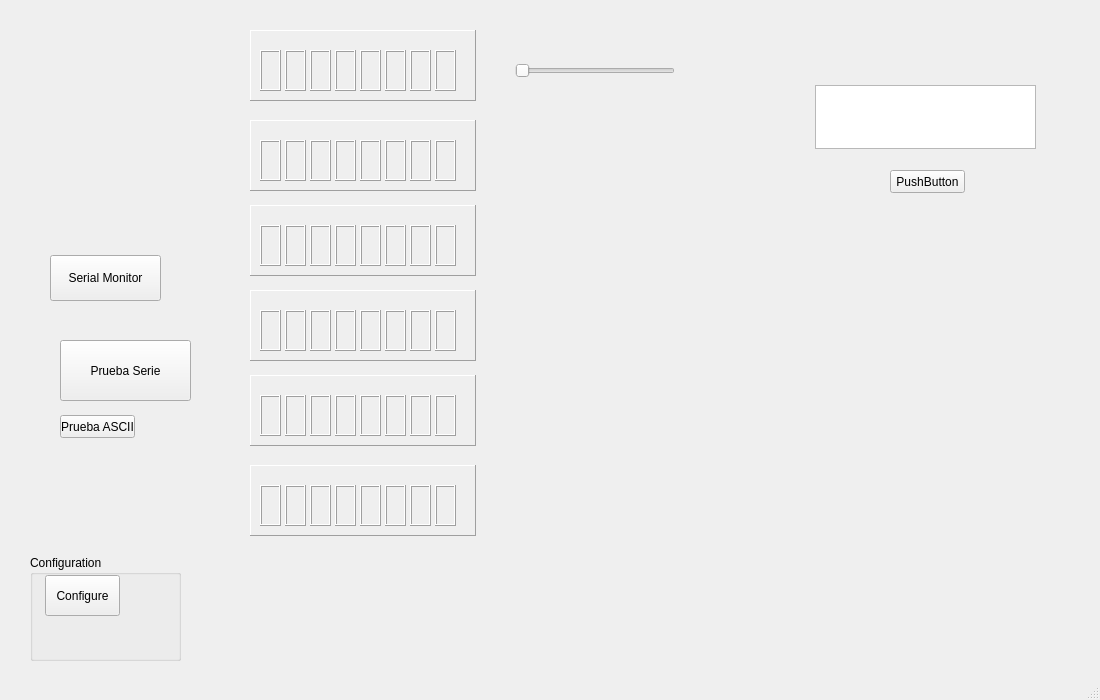
Above: src/mainwindow.ui from frechilla/qslotracing before the change. Below: the same form after it.
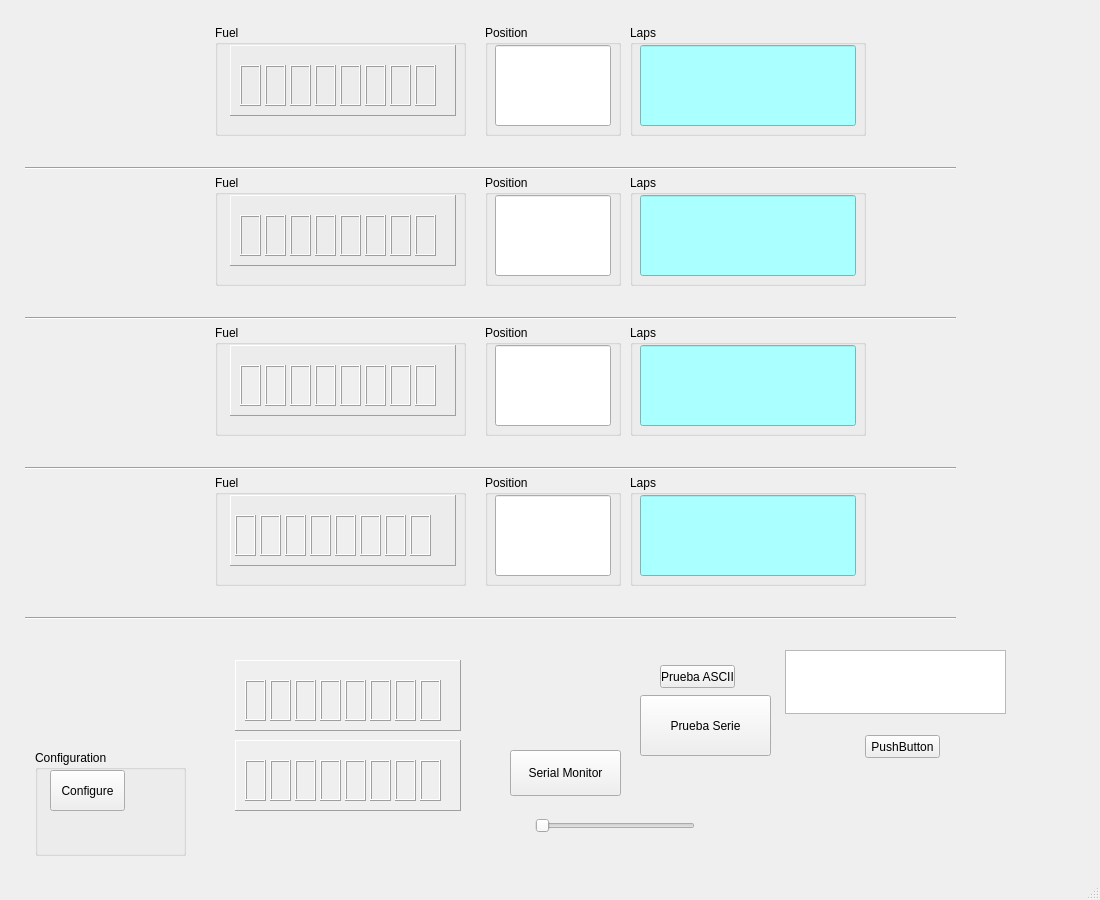
That is the form after the change. Icons and pictures are not drawn.

Patch:
```diff
--- a/src/mainwindow.ui
+++ b/src/mainwindow.ui
@@ -7,19 +7,19 @@
     <x>0</x>
     <y>0</y>
     <width>1100</width>
-    <height>700</height>
+    <height>900</height>
    </rect>
   </property>
   <property name="minimumSize">
    <size>
     <width>1100</width>
-    <height>700</height>
+    <height>900</height>
    </size>
   </property>
   <property name="maximumSize">
    <size>
     <width>1100</width>
-    <height>700</height>
+    <height>900</height>
    </size>
   </property>
   <property name="windowTitle">
@@ -29,8 +29,8 @@
    <widget class="QFrame" name="frame">
     <property name="geometry">
      <rect>
-      <x>250</x>
-      <y>30</y>
+      <x>230</x>
+      <y>45</y>
       <width>226</width>
       <height>71</height>
      </rect>
@@ -197,8 +197,8 @@
    <widget class="QFrame" name="frame_2">
     <property name="geometry">
      <rect>
-      <x>250</x>
-      <y>120</y>
+      <x>230</x>
+      <y>195</y>
       <width>226</width>
       <height>71</height>
      </rect>
@@ -362,179 +362,11 @@
      </property>
     </widget>
    </widget>
-   <widget class="QFrame" name="frame_3">
-    <property name="geometry">
-     <rect>
-      <x>250</x>
-      <y>205</y>
-      <width>226</width>
-      <height>71</height>
-     </rect>
-    </property>
-    <property name="frameShape">
-     <enum>QFrame::Panel</enum>
-    </property>
-    <property name="frameShadow">
-     <enum>QFrame::Raised</enum>
-    </property>
-    <widget class="QFrame" name="FuelSegm3_1">
-     <property name="geometry">
-      <rect>
-       <x>10</x>
-       <y>20</y>
-       <width>21</width>
-       <height>41</height>
-      </rect>
-     </property>
-     <property name="autoFillBackground">
-      <bool>true</bool>
-     </property>
-     <property name="frameShape">
-      <enum>QFrame::Box</enum>
-     </property>
-     <property name="frameShadow">
-      <enum>QFrame::Raised</enum>
-     </property>
-    </widget>
-    <widget class="QFrame" name="FuelSegm3_2">
-     <property name="geometry">
-      <rect>
-       <x>35</x>
-       <y>20</y>
-       <width>21</width>
-       <height>41</height>
-      </rect>
-     </property>
-     <property name="autoFillBackground">
-      <bool>true</bool>
-     </property>
-     <property name="frameShape">
-      <enum>QFrame::Box</enum>
-     </property>
-     <property name="frameShadow">
-      <enum>QFrame::Raised</enum>
-     </property>
-    </widget>
-    <widget class="QFrame" name="FuelSegm3_3">
-     <property name="geometry">
-      <rect>
-       <x>60</x>
-       <y>20</y>
-       <width>21</width>
-       <height>41</height>
-      </rect>
-     </property>
-     <property name="autoFillBackground">
-      <bool>true</bool>
-     </property>
-     <property name="frameShape">
-      <enum>QFrame::Box</enum>
-     </property>
-     <property name="frameShadow">
-      <enum>QFrame::Raised</enum>
-     </property>
-    </widget>
-    <widget class="QFrame" name="FuelSegm3_4">
-     <property name="geometry">
-      <rect>
-       <x>85</x>
-       <y>20</y>
-       <width>21</width>
-       <height>41</height>
-      </rect>
-     </property>
-     <property name="autoFillBackground">
-      <bool>true</bool>
-     </property>
-     <property name="frameShape">
-      <enum>QFrame::Box</enum>
-     </property>
-     <property name="frameShadow">
-      <enum>QFrame::Raised</enum>
-     </property>
-    </widget>
-    <widget class="QFrame" name="FuelSegm3_5">
-     <property name="geometry">
-      <rect>
-       <x>110</x>
-       <y>20</y>
-       <width>21</width>
-       <height>41</height>
-      </rect>
-     </property>
-     <property name="autoFillBackground">
-      <bool>true</bool>
-     </property>
-     <property name="frameShape">
-      <enum>QFrame::Box</enum>
-     </property>
-     <property name="frameShadow">
-      <enum>QFrame::Raised</enum>
-     </property>
-    </widget>
-    <widget class="QFrame" name="FuelSegm3_6">
-     <property name="geometry">
-      <rect>
-       <x>135</x>
-       <y>20</y>
-       <width>21</width>
-       <height>41</height>
-      </rect>
-     </property>
-     <property name="autoFillBackground">
-      <bool>true</bool>
-     </property>
-     <property name="frameShape">
-      <enum>QFrame::Box</enum>
-     </property>
-     <property name="frameShadow">
-      <enum>QFrame::Raised</enum>
-     </property>
-    </widget>
-    <widget class="QFrame" name="FuelSegm3_7">
-     <property name="geometry">
-      <rect>
-       <x>160</x>
-       <y>20</y>
-       <width>21</width>
-       <height>41</height>
-      </rect>
-     </property>
-     <property name="autoFillBackground">
-      <bool>true</bool>
-     </property>
-     <property name="frameShape">
-      <enum>QFrame::Box</enum>
-     </property>
-     <property name="frameShadow">
-      <enum>QFrame::Raised</enum>
-     </property>
-    </widget>
-    <widget class="QFrame" name="FuelSegm3_8">
-     <property name="geometry">
-      <rect>
-       <x>185</x>
-       <y>20</y>
-       <width>21</width>
-       <height>41</height>
-      </rect>
-     </property>
-     <property name="autoFillBackground">
-      <bool>true</bool>
-     </property>
-     <property name="frameShape">
-      <enum>QFrame::Box</enum>
-     </property>
-     <property name="frameShadow">
-      <enum>QFrame::Raised</enum>
-     </property>
-    </widget>
-   </widget>
    <widget class="QSlider" name="horizontalSlider">
     <property name="geometry">
      <rect>
-      <x>515</x>
-      <y>60</y>
+      <x>535</x>
+      <y>815</y>
       <width>160</width>
       <height>21</height>
      </rect>
@@ -546,179 +378,11 @@
      <enum>Qt::Horizontal</enum>
     </property>
    </widget>
-   <widget class="QFrame" name="frame_4">
-    <property name="geometry">
-     <rect>
-      <x>250</x>
-      <y>290</y>
-      <width>226</width>
-      <height>71</height>
-     </rect>
-    </property>
-    <property name="frameShape">
-     <enum>QFrame::Panel</enum>
-    </property>
-    <property name="frameShadow">
-     <enum>QFrame::Raised</enum>
-    </property>
-    <widget class="QFrame" name="FuelSegm4_1">
-     <property name="geometry">
-      <rect>
-       <x>10</x>
-       <y>20</y>
-       <width>21</width>
-       <height>41</height>
-      </rect>
-     </property>
-     <property name="autoFillBackground">
-      <bool>true</bool>
-     </property>
-     <property name="frameShape">
-      <enum>QFrame::Box</enum>
-     </property>
-     <property name="frameShadow">
-      <enum>QFrame::Raised</enum>
-     </property>
-    </widget>
-    <widget class="QFrame" name="FuelSegm4_2">
-     <property name="geometry">
-      <rect>
-       <x>35</x>
-       <y>20</y>
-       <width>21</width>
-       <height>41</height>
-      </rect>
-     </property>
-     <property name="autoFillBackground">
-      <bool>true</bool>
-     </property>
-     <property name="frameShape">
-      <enum>QFrame::Box</enum>
-     </property>
-     <property name="frameShadow">
-      <enum>QFrame::Raised</enum>
-     </property>
-    </widget>
-    <widget class="QFrame" name="FuelSegm4_3">
-     <property name="geometry">
-      <rect>
-       <x>60</x>
-       <y>20</y>
-       <width>21</width>
-       <height>41</height>
-      </rect>
-     </property>
-     <property name="autoFillBackground">
-      <bool>true</bool>
-     </property>
-     <property name="frameShape">
-      <enum>QFrame::Box</enum>
-     </property>
-     <property name="frameShadow">
-      <enum>QFrame::Raised</enum>
-     </property>
-    </widget>
-    <widget class="QFrame" name="FuelSegm4_4">
-     <property name="geometry">
-      <rect>
-       <x>85</x>
-       <y>20</y>
-       <width>21</width>
-       <height>41</height>
-      </rect>
-     </property>
-     <property name="autoFillBackground">
-      <bool>true</bool>
-     </property>
-     <property name="frameShape">
-      <enum>QFrame::Box</enum>
-     </property>
-     <property name="frameShadow">
-      <enum>QFrame::Raised</enum>
-     </property>
-    </widget>
-    <widget class="QFrame" name="FuelSegm4_5">
-     <property name="geometry">
-      <rect>
-       <x>110</x>
-       <y>20</y>
-       <width>21</width>
-       <height>41</height>
-      </rect>
-     </property>
-     <property name="autoFillBackground">
-      <bool>true</bool>
-     </property>
-     <property name="frameShape">
-      <enum>QFrame::Box</enum>
-     </property>
-     <property name="frameShadow">
-      <enum>QFrame::Raised</enum>
-     </property>
-    </widget>
-    <widget class="QFrame" name="FuelSegm4_6">
-     <property name="geometry">
-      <rect>
-       <x>135</x>
-       <y>20</y>
-       <width>21</width>
-       <height>41</height>
-      </rect>
-     </property>
-     <property name="autoFillBackground">
-      <bool>true</bool>
-     </property>
-     <property name="frameShape">
-      <enum>QFrame::Box</enum>
-     </property>
-     <property name="frameShadow">
-      <enum>QFrame::Raised</enum>
-     </property>
-    </widget>
-    <widget class="QFrame" name="FuelSegm4_7">
-     <property name="geometry">
-      <rect>
-       <x>160</x>
-       <y>20</y>
-       <width>21</width>
-       <height>41</height>
-      </rect>
-     </property>
-     <property name="autoFillBackground">
-      <bool>true</bool>
-     </property>
-     <property name="frameShape">
-      <enum>QFrame::Box</enum>
-     </property>
-     <property name="frameShadow">
-      <enum>QFrame::Raised</enum>
-     </property>
-    </widget>
-    <widget class="QFrame" name="FuelSegm4_8">
-     <property name="geometry">
-      <rect>
-       <x>185</x>
-       <y>20</y>
-       <width>21</width>
-       <height>41</height>
-      </rect>
-     </property>
-     <property name="autoFillBackground">
-      <bool>true</bool>
-     </property>
-     <property name="frameShape">
-      <enum>QFrame::Box</enum>
-     </property>
-     <property name="frameShadow">
-      <enum>QFrame::Raised</enum>
-     </property>
-    </widget>
-   </widget>
    <widget class="QFrame" name="frame_5">
     <property name="geometry">
      <rect>
-      <x>250</x>
-      <y>375</y>
+      <x>235</x>
+      <y>660</y>
       <width>226</width>
       <height>71</height>
      </rect>
@@ -885,8 +549,8 @@
    <widget class="QFrame" name="frame_6">
     <property name="geometry">
      <rect>
-      <x>250</x>
-      <y>465</y>
+      <x>235</x>
+      <y>740</y>
       <width>226</width>
       <height>71</height>
      </rect>
@@ -1053,8 +717,8 @@
    <widget class="QPushButton" name="pushButton">
     <property name="geometry">
      <rect>
-      <x>60</x>
-      <y>415</y>
+      <x>660</x>
+      <y>665</y>
       <width>75</width>
       <height>23</height>
      </rect>
@@ -1066,8 +730,8 @@
    <widget class="QTextEdit" name="EditLaps1">
     <property name="geometry">
      <rect>
-      <x>815</x>
-      <y>85</y>
+      <x>785</x>
+      <y>650</y>
       <width>221</width>
       <height>64</height>
      </rect>
@@ -1076,8 +740,8 @@
    <widget class="QPushButton" name="pushButton_2">
     <property name="geometry">
      <rect>
-      <x>890</x>
-      <y>170</y>
+      <x>865</x>
+      <y>735</y>
       <width>75</width>
       <height>23</height>
      </rect>
@@ -1089,8 +753,8 @@
    <widget class="QPushButton" name="pushButton_3">
     <property name="geometry">
      <rect>
-      <x>60</x>
-      <y>340</y>
+      <x>640</x>
+      <y>695</y>
       <width>131</width>
       <height>61</height>
      </rect>
@@ -1102,8 +766,8 @@
    <widget class="QPushButton" name="serial_monitor">
     <property name="geometry">
      <rect>
-      <x>50</x>
-      <y>255</y>
+      <x>510</x>
+      <y>750</y>
       <width>111</width>
       <height>46</height>
      </rect>
@@ -1115,8 +779,8 @@
    <widget class="QGroupBox" name="groupBox">
     <property name="geometry">
      <rect>
-      <x>30</x>
-      <y>555</y>
+      <x>35</x>
+      <y>750</y>
       <width>151</width>
       <height>106</height>
      </rect>
@@ -1141,18 +805,910 @@
    <widget class="QLabel" name="car1">
     <property name="geometry">
      <rect>
+      <x>30</x>
+      <y>30</y>
+      <width>141</width>
+      <height>86</height>
+     </rect>
+    </property>
+    <property name="autoFillBackground">
+     <bool>true</bool>
+    </property>
+    <property name="text">
+     <string/>
+    </property>
+   </widget>
+   <widget class="QLabel" name="labelName1">
+    <property name="geometry">
+     <rect>
+      <x>30</x>
+      <y>125</y>
+      <width>171</width>
+      <height>31</height>
+     </rect>
+    </property>
+    <property name="font">
+     <font>
+      <family>Arial</family>
+      <pointsize>18</pointsize>
+      <weight>75</weight>
+      <bold>true</bold>
+     </font>
+    </property>
+    <property name="autoFillBackground">
+     <bool>true</bool>
+    </property>
+    <property name="text">
+     <string/>
+    </property>
+   </widget>
+   <widget class="Line" name="line">
+    <property name="geometry">
+     <rect>
       <x>25</x>
-      <y>35</y>
-      <width>206</width>
-      <height>146</height>
+      <y>160</y>
+      <width>931</width>
+      <height>16</height>
      </rect>
     </property>
+    <property name="orientation">
+     <enum>Qt::Horizontal</enum>
+    </property>
+   </widget>
+   <widget class="QGroupBox" name="groupBox_2">
+    <property name="geometry">
+     <rect>
+      <x>215</x>
+      <y>25</y>
+      <width>251</width>
+      <height>111</height>
+     </rect>
+    </property>
+    <property name="title">
+     <string>Fuel</string>
+    </property>
+   </widget>
+   <widget class="QGroupBox" name="groupBox_3">
+    <property name="geometry">
+     <rect>
+      <x>485</x>
+      <y>25</y>
+      <width>136</width>
+      <height>111</height>
+     </rect>
+    </property>
+    <property name="title">
+     <string>Position</string>
+    </property>
+    <widget class="QLineEdit" name="editPos1">
+     <property name="geometry">
+      <rect>
+       <x>10</x>
+       <y>20</y>
+       <width>116</width>
+       <height>81</height>
+      </rect>
+     </property>
+     <property name="font">
+      <font>
+       <family>Arial</family>
+       <pointsize>48</pointsize>
+       <weight>75</weight>
+       <bold>true</bold>
+      </font>
+     </property>
+     <property name="alignment">
+      <set>Qt::AlignRight|Qt::AlignTrailing|Qt::AlignVCenter</set>
+     </property>
+     <property name="readOnly">
+      <bool>true</bool>
+     </property>
+    </widget>
+   </widget>
+   <widget class="QGroupBox" name="groupBox_4">
+    <property name="geometry">
+     <rect>
+      <x>630</x>
+      <y>25</y>
+      <width>236</width>
+      <height>111</height>
+     </rect>
+    </property>
+    <property name="title">
+     <string>Laps</string>
+    </property>
+    <widget class="QLineEdit" name="editLaps1">
+     <property name="geometry">
+      <rect>
+       <x>10</x>
+       <y>20</y>
+       <width>216</width>
+       <height>81</height>
+      </rect>
+     </property>
+     <property name="font">
+      <font>
+       <family>Arial</family>
+       <pointsize>48</pointsize>
+       <weight>75</weight>
+       <bold>true</bold>
+      </font>
+     </property>
+     <property name="styleSheet">
+      <string notr="true">background-color: rgb(170, 255, 255);</string>
+     </property>
+     <property name="alignment">
+      <set>Qt::AlignRight|Qt::AlignTrailing|Qt::AlignVCenter</set>
+     </property>
+     <property name="readOnly">
+      <bool>true</bool>
+     </property>
+    </widget>
+   </widget>
+   <widget class="Line" name="line_2">
+    <property name="geometry">
+     <rect>
+      <x>25</x>
+      <y>310</y>
+      <width>931</width>
+      <height>16</height>
+     </rect>
+    </property>
+    <property name="orientation">
+     <enum>Qt::Horizontal</enum>
+    </property>
+   </widget>
+   <widget class="QLabel" name="car2">
+    <property name="geometry">
+     <rect>
+      <x>30</x>
+      <y>180</y>
+      <width>141</width>
+      <height>86</height>
+     </rect>
+    </property>
+    <property name="autoFillBackground">
+     <bool>true</bool>
+    </property>
     <property name="text">
      <string/>
     </property>
-    <property name="pixmap">
-     <pixmap resource="pics/tool.qrc">:/pics/ferrari</pixmap>
+   </widget>
+   <widget class="QLabel" name="labelName2">
+    <property name="geometry">
+     <rect>
+      <x>30</x>
+      <y>275</y>
+      <width>171</width>
+      <height>31</height>
+     </rect>
     </property>
+    <property name="font">
+     <font>
+      <family>Arial</family>
+      <pointsize>18</pointsize>
+      <weight>75</weight>
+      <bold>true</bold>
+     </font>
+    </property>
+    <property name="autoFillBackground">
+     <bool>true</bool>
+    </property>
+    <property name="text">
+     <string/>
+    </property>
+   </widget>
+   <widget class="QGroupBox" name="groupBox_6">
+    <property name="geometry">
+     <rect>
+      <x>215</x>
+      <y>175</y>
+      <width>251</width>
+      <height>111</height>
+     </rect>
+    </property>
+    <property name="title">
+     <string>Fuel</string>
+    </property>
+   </widget>
+   <widget class="QGroupBox" name="groupBox_5">
+    <property name="geometry">
+     <rect>
+      <x>485</x>
+      <y>175</y>
+      <width>136</width>
+      <height>111</height>
+     </rect>
+    </property>
+    <property name="title">
+     <string>Position</string>
+    </property>
+    <widget class="QLineEdit" name="editPos2">
+     <property name="geometry">
+      <rect>
+       <x>10</x>
+       <y>20</y>
+       <width>116</width>
+       <height>81</height>
+      </rect>
+     </property>
+     <property name="font">
+      <font>
+       <family>Arial</family>
+       <pointsize>48</pointsize>
+       <weight>75</weight>
+       <bold>true</bold>
+      </font>
+     </property>
+     <property name="alignment">
+      <set>Qt::AlignRight|Qt::AlignTrailing|Qt::AlignVCenter</set>
+     </property>
+     <property name="readOnly">
+      <bool>true</bool>
+     </property>
+    </widget>
+   </widget>
+   <widget class="QGroupBox" name="groupBox_7">
+    <property name="geometry">
+     <rect>
+      <x>630</x>
+      <y>175</y>
+      <width>236</width>
+      <height>111</height>
+     </rect>
+    </property>
+    <property name="title">
+     <string>Laps</string>
+    </property>
+    <widget class="QLineEdit" name="editLaps2">
+     <property name="geometry">
+      <rect>
+       <x>10</x>
+       <y>20</y>
+       <width>216</width>
+       <height>81</height>
+      </rect>
+     </property>
+     <property name="font">
+      <font>
+       <family>Arial</family>
+       <pointsize>48</pointsize>
+       <weight>75</weight>
+       <bold>true</bold>
+      </font>
+     </property>
+     <property name="styleSheet">
+      <string notr="true">background-color: rgb(170, 255, 255);</string>
+     </property>
+     <property name="alignment">
+      <set>Qt::AlignRight|Qt::AlignTrailing|Qt::AlignVCenter</set>
+     </property>
+     <property name="readOnly">
+      <bool>true</bool>
+     </property>
+    </widget>
+   </widget>
+   <widget class="Line" name="line_3">
+    <property name="geometry">
+     <rect>
+      <x>25</x>
+      <y>460</y>
+      <width>931</width>
+      <height>16</height>
+     </rect>
+    </property>
+    <property name="orientation">
+     <enum>Qt::Horizontal</enum>
+    </property>
+   </widget>
+   <widget class="QLabel" name="car3">
+    <property name="geometry">
+     <rect>
+      <x>30</x>
+      <y>330</y>
+      <width>141</width>
+      <height>86</height>
+     </rect>
+    </property>
+    <property name="autoFillBackground">
+     <bool>true</bool>
+    </property>
+    <property name="text">
+     <string/>
+    </property>
+   </widget>
+   <widget class="QLabel" name="labelName3">
+    <property name="geometry">
+     <rect>
+      <x>30</x>
+      <y>425</y>
+      <width>171</width>
+      <height>31</height>
+     </rect>
+    </property>
+    <property name="font">
+     <font>
+      <family>Arial</family>
+      <pointsize>18</pointsize>
+      <weight>75</weight>
+      <bold>true</bold>
+     </font>
+    </property>
+    <property name="autoFillBackground">
+     <bool>true</bool>
+    </property>
+    <property name="text">
+     <string/>
+    </property>
+   </widget>
+   <widget class="QGroupBox" name="groupBox_8">
+    <property name="geometry">
+     <rect>
+      <x>215</x>
+      <y>325</y>
+      <width>251</width>
+      <height>111</height>
+     </rect>
+    </property>
+    <property name="title">
+     <string>Fuel</string>
+    </property>
+    <widget class="QFrame" name="frame_3">
+     <property name="geometry">
+      <rect>
+       <x>15</x>
+       <y>20</y>
+       <width>226</width>
+       <height>71</height>
+      </rect>
+     </property>
+     <property name="frameShape">
+      <enum>QFrame::Panel</enum>
+     </property>
+     <property name="frameShadow">
+      <enum>QFrame::Raised</enum>
+     </property>
+     <widget class="QFrame" name="FuelSegm3_1">
+      <property name="geometry">
+       <rect>
+        <x>10</x>
+        <y>20</y>
+        <width>21</width>
+        <height>41</height>
+       </rect>
+      </property>
+      <property name="autoFillBackground">
+       <bool>true</bool>
+      </property>
+      <property name="frameShape">
+       <enum>QFrame::Box</enum>
+      </property>
+      <property name="frameShadow">
+       <enum>QFrame::Raised</enum>
+      </property>
+     </widget>
+     <widget class="QFrame" name="FuelSegm3_2">
+      <property name="geometry">
+       <rect>
+        <x>35</x>
+        <y>20</y>
+        <width>21</width>
+        <height>41</height>
+       </rect>
+      </property>
+      <property name="autoFillBackground">
+       <bool>true</bool>
+      </property>
+      <property name="frameShape">
+       <enum>QFrame::Box</enum>
+      </property>
+      <property name="frameShadow">
+       <enum>QFrame::Raised</enum>
+      </property>
+     </widget>
+     <widget class="QFrame" name="FuelSegm3_3">
+      <property name="geometry">
+       <rect>
+        <x>60</x>
+        <y>20</y>
+        <width>21</width>
+        <height>41</height>
+       </rect>
+      </property>
+      <property name="autoFillBackground">
+       <bool>true</bool>
+      </property>
+      <property name="frameShape">
+       <enum>QFrame::Box</enum>
+      </property>
+      <property name="frameShadow">
+       <enum>QFrame::Raised</enum>
+      </property>
+     </widget>
+     <widget class="QFrame" name="FuelSegm3_4">
+      <property name="geometry">
+       <rect>
+        <x>85</x>
+        <y>20</y>
+        <width>21</width>
+        <height>41</height>
+       </rect>
+      </property>
+      <property name="autoFillBackground">
+       <bool>true</bool>
+      </property>
+      <property name="frameShape">
+       <enum>QFrame::Box</enum>
+      </property>
+      <property name="frameShadow">
+       <enum>QFrame::Raised</enum>
+      </property>
+     </widget>
+     <widget class="QFrame" name="FuelSegm3_5">
+      <property name="geometry">
+       <rect>
+        <x>110</x>
+        <y>20</y>
+        <width>21</width>
+        <height>41</height>
+       </rect>
+      </property>
+      <property name="autoFillBackground">
+       <bool>true</bool>
+      </property>
+      <property name="frameShape">
+       <enum>QFrame::Box</enum>
+      </property>
+      <property name="frameShadow">
+       <enum>QFrame::Raised</enum>
+      </property>
+     </widget>
+     <widget class="QFrame" name="FuelSegm3_6">
+      <property name="geometry">
+       <rect>
+        <x>135</x>
+        <y>20</y>
+        <width>21</width>
+        <height>41</height>
+       </rect>
+      </property>
+      <property name="autoFillBackground">
+       <bool>true</bool>
+      </property>
+      <property name="frameShape">
+       <enum>QFrame::Box</enum>
+      </property>
+      <property name="frameShadow">
+       <enum>QFrame::Raised</enum>
+      </property>
+     </widget>
+     <widget class="QFrame" name="FuelSegm3_7">
+      <property name="geometry">
+       <rect>
+        <x>160</x>
+        <y>20</y>
+        <width>21</width>
+        <height>41</height>
+       </rect>
+      </property>
+      <property name="autoFillBackground">
+       <bool>true</bool>
+      </property>
+      <property name="frameShape">
+       <enum>QFrame::Box</enum>
+      </property>
+      <property name="frameShadow">
+       <enum>QFrame::Raised</enum>
+      </property>
+     </widget>
+     <widget class="QFrame" name="FuelSegm3_8">
+      <property name="geometry">
+       <rect>
+        <x>185</x>
+        <y>20</y>
+        <width>21</width>
+        <height>41</height>
+       </rect>
+      </property>
+      <property name="autoFillBackground">
+       <bool>true</bool>
+      </property>
+      <property name="frameShape">
+       <enum>QFrame::Box</enum>
+      </property>
+      <property name="frameShadow">
+       <enum>QFrame::Raised</enum>
+      </property>
+     </widget>
+    </widget>
+   </widget>
+   <widget class="QGroupBox" name="groupBox_9">
+    <property name="geometry">
+     <rect>
+      <x>630</x>
+      <y>325</y>
+      <width>236</width>
+      <height>111</height>
+     </rect>
+    </property>
+    <property name="title">
+     <string>Laps</string>
+    </property>
+    <widget class="QLineEdit" name="editLaps3">
+     <property name="geometry">
+      <rect>
+       <x>10</x>
+       <y>20</y>
+       <width>216</width>
+       <height>81</height>
+      </rect>
+     </property>
+     <property name="font">
+      <font>
+       <family>Arial</family>
+       <pointsize>48</pointsize>
+       <weight>75</weight>
+       <bold>true</bold>
+      </font>
+     </property>
+     <property name="styleSheet">
+      <string notr="true">background-color: rgb(170, 255, 255);</string>
+     </property>
+     <property name="alignment">
+      <set>Qt::AlignRight|Qt::AlignTrailing|Qt::AlignVCenter</set>
+     </property>
+     <property name="readOnly">
+      <bool>true</bool>
+     </property>
+    </widget>
+   </widget>
+   <widget class="QGroupBox" name="groupBox_10">
+    <property name="geometry">
+     <rect>
+      <x>485</x>
+      <y>325</y>
+      <width>136</width>
+      <height>111</height>
+     </rect>
+    </property>
+    <property name="title">
+     <string>Position</string>
+    </property>
+    <widget class="QLineEdit" name="editPos3">
+     <property name="geometry">
+      <rect>
+       <x>10</x>
+       <y>20</y>
+       <width>116</width>
+       <height>81</height>
+      </rect>
+     </property>
+     <property name="font">
+      <font>
+       <family>Arial</family>
+       <pointsize>48</pointsize>
+       <weight>75</weight>
+       <bold>true</bold>
+      </font>
+     </property>
+     <property name="alignment">
+      <set>Qt::AlignRight|Qt::AlignTrailing|Qt::AlignVCenter</set>
+     </property>
+     <property name="readOnly">
+      <bool>true</bool>
+     </property>
+    </widget>
+   </widget>
+   <widget class="QLabel" name="car4">
+    <property name="geometry">
+     <rect>
+      <x>30</x>
+      <y>480</y>
+      <width>141</width>
+      <height>86</height>
+     </rect>
+    </property>
+    <property name="autoFillBackground">
+     <bool>true</bool>
+    </property>
+    <property name="text">
+     <string/>
+    </property>
+   </widget>
+   <widget class="QLabel" name="labelName4">
+    <property name="geometry">
+     <rect>
+      <x>30</x>
+      <y>575</y>
+      <width>171</width>
+      <height>31</height>
+     </rect>
+    </property>
+    <property name="font">
+     <font>
+      <family>Arial</family>
+      <pointsize>18</pointsize>
+      <weight>75</weight>
+      <bold>true</bold>
+     </font>
+    </property>
+    <property name="autoFillBackground">
+     <bool>true</bool>
+    </property>
+    <property name="text">
+     <string/>
+    </property>
+   </widget>
+   <widget class="Line" name="line_4">
+    <property name="geometry">
+     <rect>
+      <x>25</x>
+      <y>610</y>
+      <width>931</width>
+      <height>16</height>
+     </rect>
+    </property>
+    <property name="orientation">
+     <enum>Qt::Horizontal</enum>
+    </property>
+   </widget>
+   <widget class="QGroupBox" name="groupBox_11">
+    <property name="geometry">
+     <rect>
+      <x>215</x>
+      <y>475</y>
+      <width>251</width>
+      <height>111</height>
+     </rect>
+    </property>
+    <property name="title">
+     <string>Fuel</string>
+    </property>
+    <widget class="QFrame" name="frame_4">
+     <property name="geometry">
+      <rect>
+       <x>15</x>
+       <y>20</y>
+       <width>226</width>
+       <height>71</height>
+      </rect>
+     </property>
+     <property name="frameShape">
+      <enum>QFrame::Panel</enum>
+     </property>
+     <property name="frameShadow">
+      <enum>QFrame::Raised</enum>
+     </property>
+     <widget class="QFrame" name="FuelSegm4_1">
+      <property name="geometry">
+       <rect>
+        <x>5</x>
+        <y>20</y>
+        <width>21</width>
+        <height>41</height>
+       </rect>
+      </property>
+      <property name="autoFillBackground">
+       <bool>true</bool>
+      </property>
+      <property name="frameShape">
+       <enum>QFrame::Box</enum>
+      </property>
+      <property name="frameShadow">
+       <enum>QFrame::Raised</enum>
+      </property>
+     </widget>
+     <widget class="QFrame" name="FuelSegm4_2">
+      <property name="geometry">
+       <rect>
+        <x>30</x>
+        <y>20</y>
+        <width>21</width>
+        <height>41</height>
+       </rect>
+      </property>
+      <property name="autoFillBackground">
+       <bool>true</bool>
+      </property>
+      <property name="frameShape">
+       <enum>QFrame::Box</enum>
+      </property>
+      <property name="frameShadow">
+       <enum>QFrame::Raised</enum>
+      </property>
+     </widget>
+     <widget class="QFrame" name="FuelSegm4_3">
+      <property name="geometry">
+       <rect>
+        <x>55</x>
+        <y>20</y>
+        <width>21</width>
+        <height>41</height>
+       </rect>
+      </property>
+      <property name="autoFillBackground">
+       <bool>true</bool>
+      </property>
+      <property name="frameShape">
+       <enum>QFrame::Box</enum>
+      </property>
+      <property name="frameShadow">
+       <enum>QFrame::Raised</enum>
+      </property>
+     </widget>
+     <widget class="QFrame" name="FuelSegm4_4">
+      <property name="geometry">
+       <rect>
+        <x>80</x>
+        <y>20</y>
+        <width>21</width>
+        <height>41</height>
+       </rect>
+      </property>
+      <property name="autoFillBackground">
+       <bool>true</bool>
+      </property>
+      <property name="frameShape">
+       <enum>QFrame::Box</enum>
+      </property>
+      <property name="frameShadow">
+       <enum>QFrame::Raised</enum>
+      </property>
+     </widget>
+     <widget class="QFrame" name="FuelSegm4_5">
+      <property name="geometry">
+       <rect>
+        <x>105</x>
+        <y>20</y>
+        <width>21</width>
+        <height>41</height>
+       </rect>
+      </property>
+      <property name="autoFillBackground">
+       <bool>true</bool>
+      </property>
+      <property name="frameShape">
+       <enum>QFrame::Box</enum>
+      </property>
+      <property name="frameShadow">
+       <enum>QFrame::Raised</enum>
+      </property>
+     </widget>
+     <widget class="QFrame" name="FuelSegm4_6">
+      <property name="geometry">
+       <rect>
+        <x>130</x>
+        <y>20</y>
+        <width>21</width>
+        <height>41</height>
+       </rect>
+      </property>
+      <property name="autoFillBackground">
+       <bool>true</bool>
+      </property>
+      <property name="frameShape">
+       <enum>QFrame::Box</enum>
+      </property>
+      <property name="frameShadow">
+       <enum>QFrame::Raised</enum>
+      </property>
+     </widget>
+     <widget class="QFrame" name="FuelSegm4_7">
+      <property name="geometry">
+       <rect>
+        <x>155</x>
+        <y>20</y>
+        <width>21</width>
+        <height>41</height>
+       </rect>
+      </property>
+      <property name="autoFillBackground">
+       <bool>true</bool>
+      </property>
+      <property name="frameShape">
+       <enum>QFrame::Box</enum>
+      </property>
+      <property name="frameShadow">
+       <enum>QFrame::Raised</enum>
+      </property>
+     </widget>
+     <widget class="QFrame" name="FuelSegm4_8">
+      <property name="geometry">
+       <rect>
+        <x>180</x>
+        <y>20</y>
+        <width>21</width>
+        <height>41</height>
+       </rect>
+      </property>
+      <property name="autoFillBackground">
+       <bool>true</bool>
+      </property>
+      <property name="frameShape">
+       <enum>QFrame::Box</enum>
+      </property>
+      <property name="frameShadow">
+       <enum>QFrame::Raised</enum>
+      </property>
+     </widget>
+    </widget>
+   </widget>
+   <widget class="QGroupBox" name="groupBox_12">
+    <property name="geometry">
+     <rect>
+      <x>630</x>
+      <y>475</y>
+      <width>236</width>
+      <height>111</height>
+     </rect>
+    </property>
+    <property name="title">
+     <string>Laps</string>
+    </property>
+    <widget class="QLineEdit" name="editLaps4">
+     <property name="geometry">
+      <rect>
+       <x>10</x>
+       <y>20</y>
+       <width>216</width>
+       <height>81</height>
+      </rect>
+     </property>
+     <property name="font">
+      <font>
+       <family>Arial</family>
+       <pointsize>48</pointsize>
+       <weight>75</weight>
+       <bold>true</bold>
+      </font>
+     </property>
+     <property name="styleSheet">
+      <string notr="true">background-color: rgb(170, 255, 255);</string>
+     </property>
+     <property name="alignment">
+      <set>Qt::AlignRight|Qt::AlignTrailing|Qt::AlignVCenter</set>
+     </property>
+     <property name="readOnly">
+      <bool>true</bool>
+     </property>
+    </widget>
+   </widget>
+   <widget class="QGroupBox" name="groupBox_13">
+    <property name="geometry">
+     <rect>
+      <x>485</x>
+      <y>475</y>
+      <width>136</width>
+      <height>111</height>
+     </rect>
+    </property>
+    <property name="title">
+     <string>Position</string>
+    </property>
+    <widget class="QLineEdit" name="editPos4">
+     <property name="geometry">
+      <rect>
+       <x>10</x>
+       <y>20</y>
+       <width>116</width>
+       <height>81</height>
+      </rect>
+     </property>
+     <property name="font">
+      <font>
+       <family>Arial</family>
+       <pointsize>48</pointsize>
+       <weight>75</weight>
+       <bold>true</bold>
+      </font>
+     </property>
+     <property name="alignment">
+      <set>Qt::AlignRight|Qt::AlignTrailing|Qt::AlignVCenter</set>
+     </property>
+     <property name="readOnly">
+      <bool>true</bool>
+     </property>
+    </widget>
    </widget>
   </widget>
   <widget class="QMenuBar" name="menuBar">
```
Left out of the diff: 6 changed lines with no effect on the pictures.
